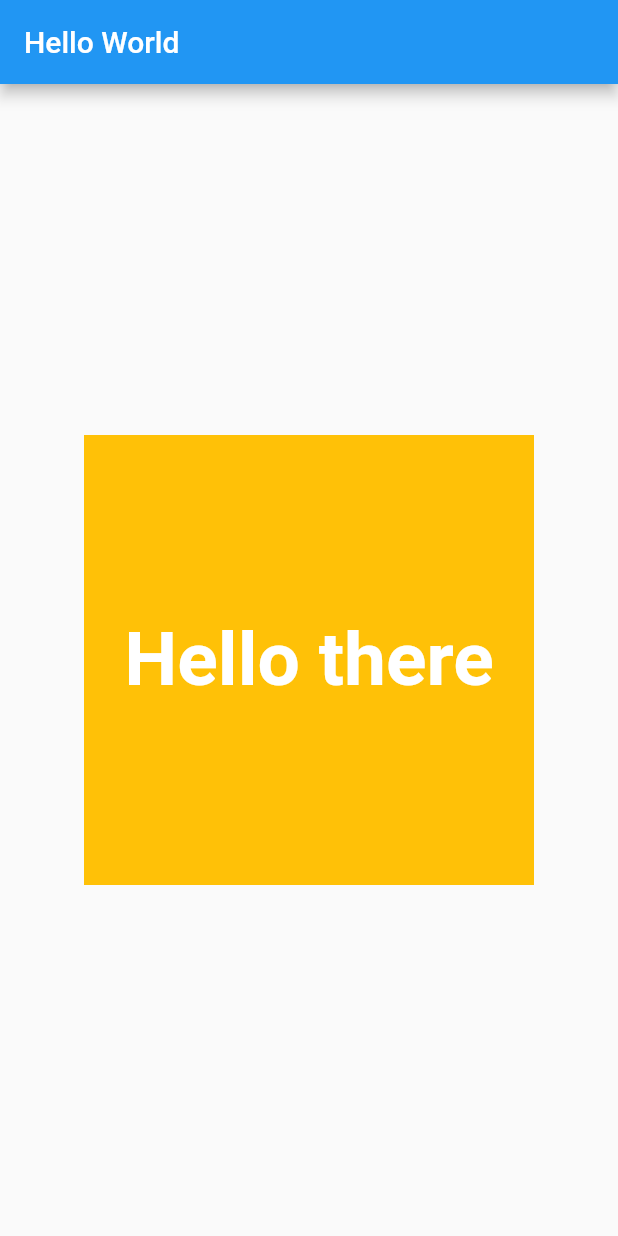
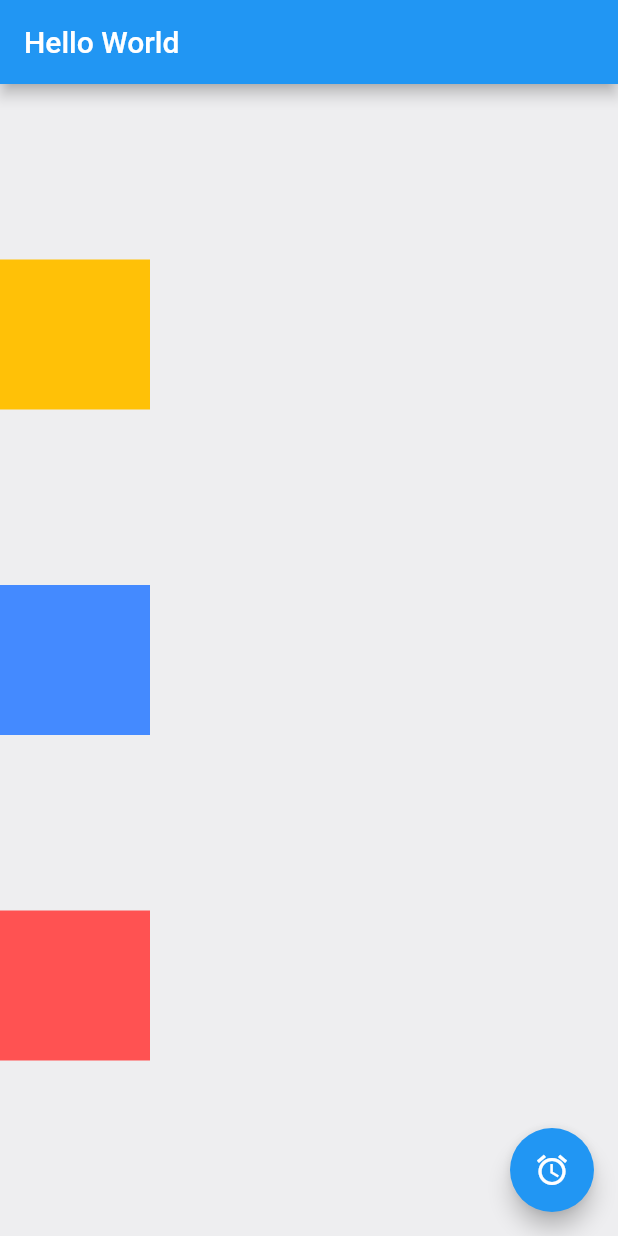
Before and after one commit to codeslack/flutter_application_1, a Flutter app: the screen it shows after launch, on a phone screen of 412 x 824 dp. Run offline on Flutter 3.47's test engine with Material 2 defaults, Android fonts, the phone set to English and light mode, and no system bars.

Commit message:
part-2  column

```diff
--- a/lib/main.dart
+++ b/lib/main.dart
@@ -26,21 +26,29 @@ class HomePage extends StatelessWidget {
       appBar: AppBar(
         title: const Text("Hello World"),
       ),
-      body: Center(
-        child: Container(
-          height: 300,
-          width: 300,
+      backgroundColor: const Color.fromARGB(255, 238, 238, 240),
+      body: Column(mainAxisAlignment: MainAxisAlignment.spaceEvenly, children: [
+        Container(
+          height: 100,
+          width: 100,
           color: Colors.amber,
-          child: const Center(
-            child: Text(
-              "Hello there",
-              style: TextStyle(
-                  color: Colors.white,
-                  fontSize: 50,
-                  fontWeight: FontWeight.bold),
-            ),
-          ),
         ),
+        Container(
+          height: 100,
+          width: 100,
+          color: Colors.blueAccent,
+        ),
+        Container(
+          height: 100,
+          width: 100,
+          color: Colors.redAccent,
+        ),
+      ]),
+      floatingActionButton: FloatingActionButton(
+        onPressed: () {
+          print("Button Pressed");
+        },
+        child: const Icon(Icons.access_alarm_outlined),
       ),
     );
   }
```
